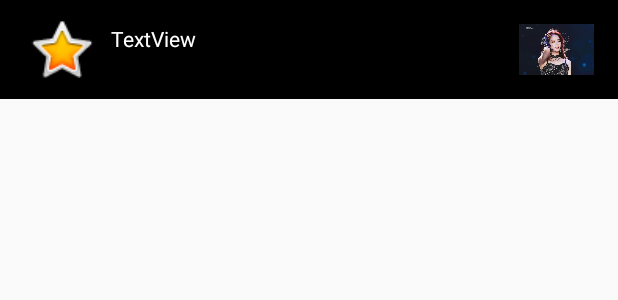
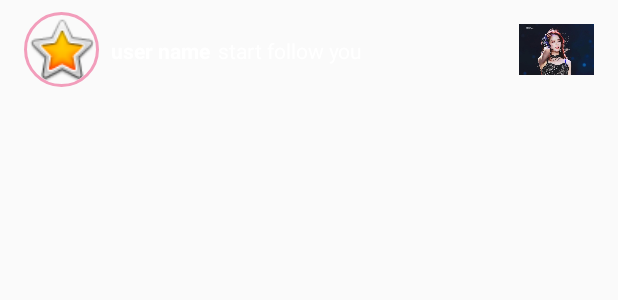
Before and after one commit to hahpuc/SocialNetAndroid, an Android app: the layout notifi_item_row.xml on its own in the app's theme, with its tools: preview values and no code run, on a phone screen of 412 x 824 dp. Shown: the top 300 px of the screen. Run offline under Robolectric (Android 15) with nearby library versions, the phone set to English and light mode, and no system bars.

Commit message:
Revert to Notification Commit

```diff
--- a/app/src/main/res/layout/notifi_item_row.xml
+++ b/app/src/main/res/layout/notifi_item_row.xml
@@ -5,16 +5,17 @@
     xmlns:tools="http://schemas.android.com/tools"
     android:layout_width="match_parent"
     android:layout_height="wrap_content"
-    android:background="#000000"
     android:paddingBottom="8dp">
 
-    <ImageView
+    <de.hdodenhof.circleimageview.CircleImageView
         android:id="@+id/notifi_profile_image"
         android:layout_width="50dp"
         android:layout_height="50dp"
         android:layout_marginStart="16dp"
         android:layout_marginLeft="16dp"
         android:layout_marginTop="8dp"
+        app:civ_border_color="#F29DBB"
+        app:civ_border_width="2dp"
         app:layout_constraintStart_toStartOf="parent"
         app:layout_constraintTop_toTopOf="parent"
         app:srcCompat="@android:drawable/btn_star_big_on" />
@@ -31,17 +32,30 @@
         app:srcCompat="@drawable/jisoo" />
 
     <TextView
-        android:id="@+id/notifi_text_view"
-        android:layout_width="0dp"
+        android:id="@+id/notifi_user_name"
+        android:layout_width="wrap_content"
         android:layout_height="wrap_content"
         android:layout_marginStart="8dp"
         android:layout_marginLeft="8dp"
-        android:layout_marginTop="8dp"
-        android:layout_marginEnd="8dp"
-        android:layout_marginRight="8dp"
-        android:text="TextView"
+        android:layout_marginTop="16dp"
+        android:text="user name"
+        android:textColor="@android:color/white"
+        android:textStyle="bold"
+        app:layout_constraintStart_toEndOf="@+id/notifi_profile_image"
+        app:layout_constraintTop_toTopOf="@+id/notifi_profile_image" />
+
+    <TextView
+        android:id="@+id/notifi_content"
+        android:layout_width="0dp"
+        android:layout_height="wrap_content"
+        android:layout_marginStart="5dp"
+        android:layout_marginLeft="5dp"
+        android:layout_marginEnd="5dp"
+        android:layout_marginRight="5dp"
+        android:text="start follow you"
         android:textColor="@android:color/white"
         app:layout_constraintEnd_toStartOf="@+id/notifi_status_image"
-        app:layout_constraintStart_toEndOf="@+id/notifi_profile_image"
-        app:layout_constraintTop_toTopOf="@+id/notifi_profile_image" />
+        app:layout_constraintStart_toEndOf="@+id/notifi_user_name"
+        app:layout_constraintTop_toTopOf="@+id/notifi_user_name" />
+
 </androidx.constraintlayout.widget.ConstraintLayout>
```
Also changed, not shown: app/src/main/java/com/example/socialproject/Model/Notification.kt (added, +11 -0 lines), app/src/main/java/com/example/socialproject/View/StatusView/StatusItem.kt (+22 -2 lines), app/src/main/java/com/example/socialproject/ViewController/ManHinhThongBao/ManHinhThongBao.kt (+56 -11 lines).
